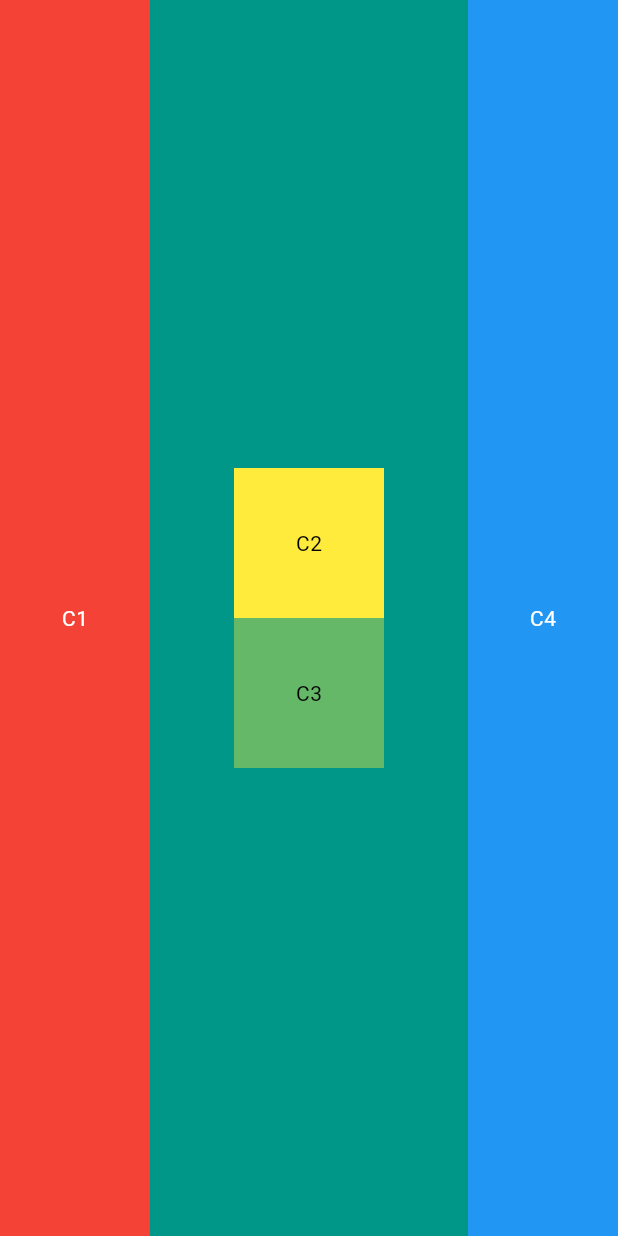
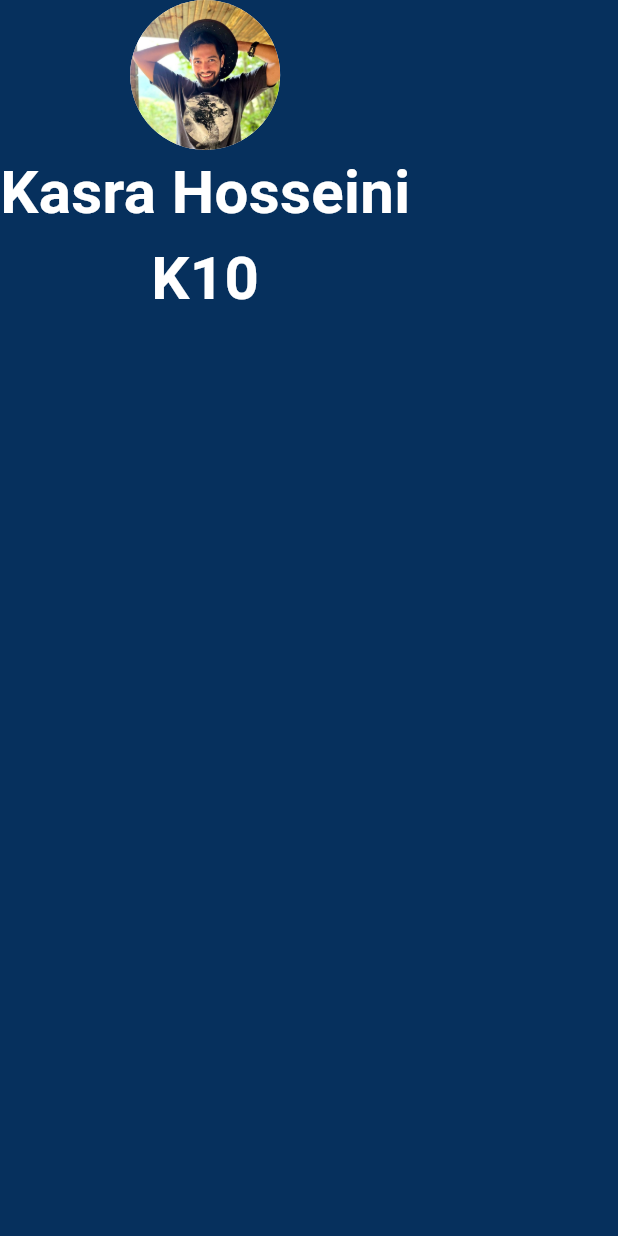
Before and after one commit to KASRA10/mi_card-Flutter_One, a Flutter app: the screen it shows after launch, on a phone screen of 412 x 824 dp. Run offline on Flutter 3.47's test engine with Material 3 defaults, Android fonts, the phone set to English and light mode, and no system bars.

Commit message:
Add CircleAvatar And Texts

```diff
--- a/lib/main.dart
+++ b/lib/main.dart
@@ -11,71 +11,39 @@ class MyWidgetCard extends StatelessWidget {
 
   @override
   Widget build(BuildContext context) {
-    return MaterialApp(
+    return const MaterialApp(
       debugShowCheckedModeBanner: false,
-      home: SafeArea(
-        child: Scaffold(
-          backgroundColor: Colors.teal,
-          body: Row(
-            mainAxisAlignment: MainAxisAlignment.spaceBetween,
+      home: Scaffold(
+        backgroundColor: Color.fromRGBO(
+          6,
+          48,
+          93,
+          1,
+        ),
+        body: SafeArea(
+          child: Column(
             children: <Widget>[
-              Container(
-                width: 100.0,
-                height: double.infinity,
-                color: Colors.red,
-                child: const Center(
-                  child: Text(
-                    'C1',
-                    style: TextStyle(
-                      color: Colors.white,
-                    ),
-                  ),
+              CircleAvatar(
+                radius: 50.0,
+                backgroundColor: Colors.white,
+                backgroundImage: AssetImage(
+                  'lib/images/KasraK10.png',
                 ),
               ),
-              Column(
-                mainAxisAlignment: MainAxisAlignment.center,
-                children: [
-                  Container(
-                    width: 100.0,
-                    height: 100.0,
-                    color: Colors.yellow,
-                    child: const Center(
-                      child: Text(
-                        'C2',
-                        style: TextStyle(
-                          color: Colors.black,
-                        ),
-                      ),
-                    ),
-                  ),
-                  Container(
-                    width: 100.0,
-                    height: 100.0,
-                    color: Colors.yellow.withOpacity(
-                      0.4,
-                    ),
-                    child: const Center(
-                      child: Text(
-                        'C3',
-                        style: TextStyle(
-                          color: Colors.black,
-                        ),
-                      ),
-                    ),
-                  ),
-                ],
+              Text(
+                'Kasra Hosseini',
+                style: TextStyle(
+                  fontSize: 40.0,
+                  color: Colors.white,
+                  fontWeight: FontWeight.bold,
+                ),
               ),
-              Container(
-                width: 100.0,
-                height: double.infinity,
-                color: Colors.blue,
-                child: const Center(
-                  child: Text(
-                    'C4',
-                    style: TextStyle(
-                      color: Colors.white,
-                    ),
-                  ),
+              Text(
+                'K10',
+                style: TextStyle(
+                  fontSize: 40.0,
+                  color: Colors.white,
+                  fontWeight: FontWeight.bold,
                 ),
               ),
             ],
--- a/pubspec.yaml
+++ b/pubspec.yaml
@@ -57,8 +57,8 @@ flutter:
   uses-material-design: true
 
   # To add assets to your application, add an assets section, like this:
-  # assets:
-  #   - images/a_dot_burr.jpeg
+  assets:
+    - lib/images/
   #   - images/a_dot_ham.jpeg
 
   # An image asset can refer to one or more resolution-specific "variants", see
```
Also changed, not shown: lib/images/KasraK10.png (added).
